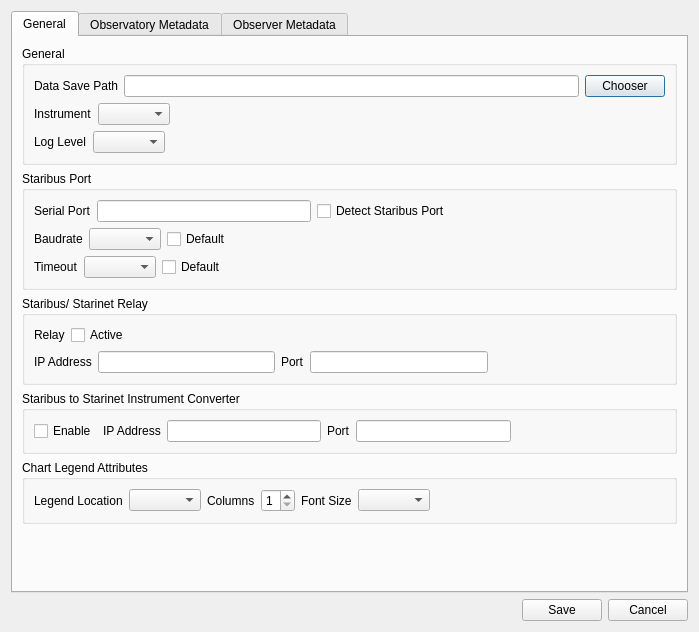
mhorn71/StarbaseMini, file ui/configuration.ui: the form before one commit.
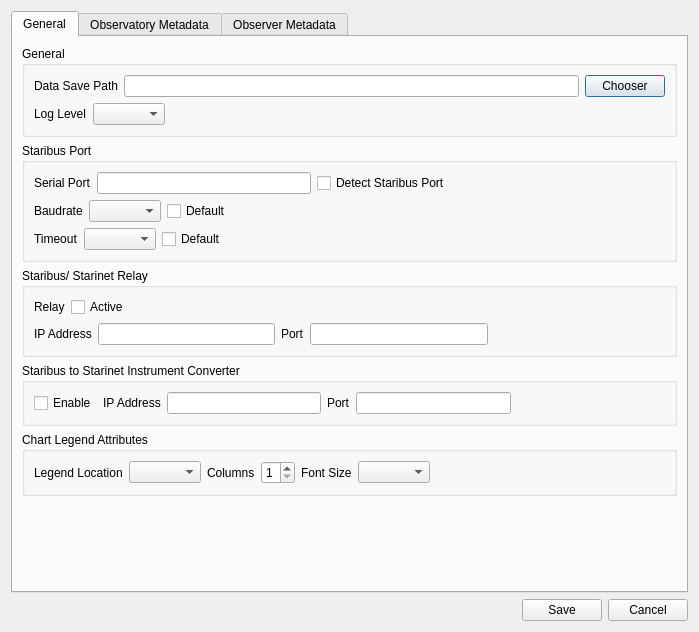
The form after the commit.

Commit message: Moved instrument selection from configuration tool to menu items, updated configuration tool panel.

```diff
--- a/ui/configuration.ui
+++ b/ui/configuration.ui
@@ -317,33 +317,6 @@
              </layout>
             </item>
             <item row="1" column="0">
-             <layout class="QHBoxLayout" name="horizontalLayout_3">
-              <item>
-               <widget class="QLabel" name="label_2">
-                <property name="text">
-                 <string>Instrument</string>
-                </property>
-               </widget>
-              </item>
-              <item>
-               <widget class="QComboBox" name="instrumentComboBox"/>
-              </item>
-              <item>
-               <spacer name="horizontalSpacer_5">
-                <property name="orientation">
-                 <enum>Qt::Horizontal</enum>
-                </property>
-                <property name="sizeHint" stdset="0">
-                 <size>
-                  <width>40</width>
-                  <height>20</height>
-                 </size>
-                </property>
-               </spacer>
-              </item>
-             </layout>
-            </item>
-            <item row="2" column="0">
              <layout class="QHBoxLayout" name="horizontalLayout_22">
               <item>
                <widget class="QLabel" name="label_30">
```
The commit also changes 3 other files.
